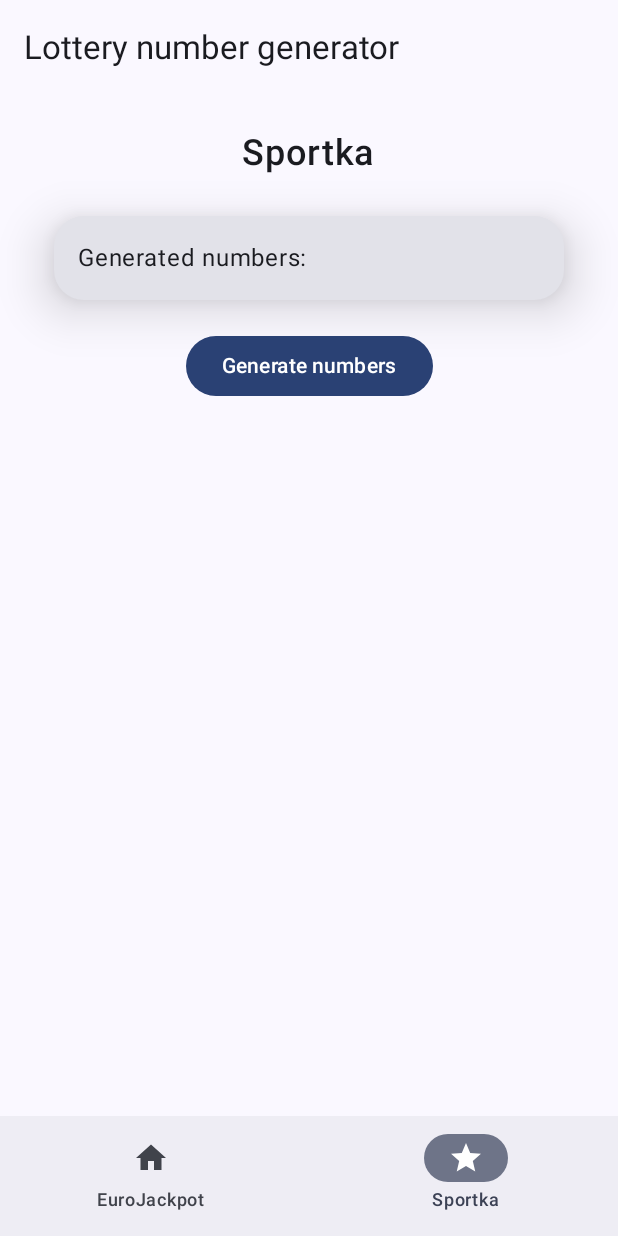
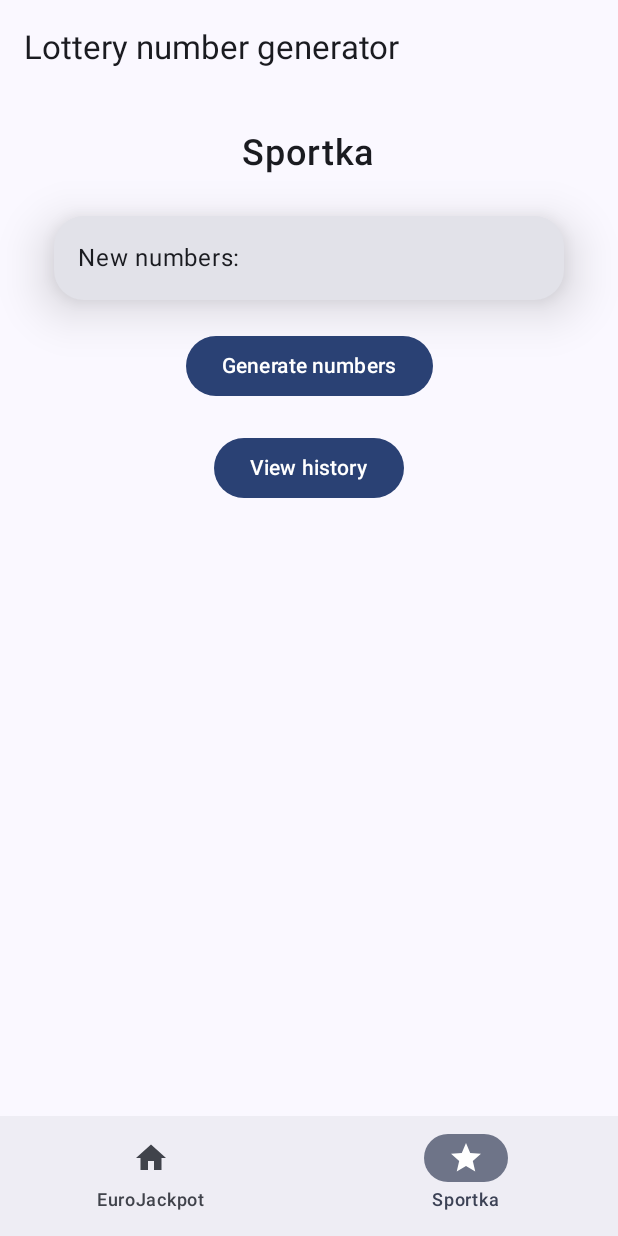
Before and after one commit to albert95gt/EuroJackpotNumbers, an Android app built with Jetpack Compose: the SportkaScreen screen opened through its navigation route, on a phone screen of 412 x 824 dp. Run offline under Robolectric (Android 15) with nearby library versions, the phone set to English and light mode, and no system bars.

Commit message:
Add SportkaNumberList component

```diff
--- a/app/src/main/java/com/example/eurojackpotnumbergenerator/MainActivity.kt
+++ b/app/src/main/java/com/example/eurojackpotnumbergenerator/MainActivity.kt
@@ -11,13 +11,13 @@ import androidx.compose.material3.Scaffold
 import androidx.compose.material3.Text
 import androidx.compose.material3.TopAppBar
 import androidx.compose.ui.Modifier
-import androidx.navigation.Navigation
 import androidx.navigation.compose.NavHost
 import androidx.navigation.compose.composable
 import androidx.navigation.compose.rememberNavController
 import com.example.eurojackpotnumbergenerator.components.BottomNavigationBar
 import com.example.eurojackpotnumbergenerator.components.EuroJackpotNumbersList
 import com.example.eurojackpotnumbergenerator.components.EuroJackpotScreen
+import com.example.eurojackpotnumbergenerator.components.SportkaNumbersList
 import com.example.eurojackpotnumbergenerator.components.SportkaScreen
 import com.example.eurojackpotnumbergenerator.ui.theme.EuroJackpotNumberGeneratorTheme
 
@@ -51,6 +51,8 @@ class MainActivity : ComponentActivity() {
                         composable("home"){ EuroJackpotScreen(navController) }
                         composable("euro_history"){ EuroJackpotNumbersList(navController) }
                         composable("sportka"){ SportkaScreen(navController) }
+                        composable("sportka_history"){ SportkaNumbersList(navController) }
+
                     }
                 }
             }
--- a/app/src/main/java/com/example/eurojackpotnumbergenerator/components/SportkaScreen.kt
+++ b/app/src/main/java/com/example/eurojackpotnumbergenerator/components/SportkaScreen.kt
@@ -1,6 +1,7 @@
 package com.example.eurojackpotnumbergenerator.components
 
 import androidx.compose.foundation.layout.Column
+import androidx.compose.foundation.layout.Spacer
 import androidx.compose.foundation.layout.fillMaxSize
 import androidx.compose.foundation.layout.fillMaxWidth
 import androidx.compose.foundation.layout.height
@@ -56,7 +57,7 @@ fun SportkaScreen(navController: NavController) {
             elevation = CardDefaults.cardElevation(20.dp)
         ){
             Text(
-                text = "Generated numbers: $sportkaNumber",
+                text = "New numbers: $sportkaNumber",
                 modifier = Modifier.padding(16.dp)
                 )
         }
@@ -73,5 +74,15 @@ fun SportkaScreen(navController: NavController) {
         ) {
             Text("Generate numbers")
         }
+
+        Spacer(modifier = Modifier.height(20.dp))
+
+        Button(
+            onClick = {
+                navController.navigate("sportka_history")
+            }
+        ) {
+            Text(text = "View history")
+        }
     }
 }
--- a/gradle/libs.versions.toml
+++ b/gradle/libs.versions.toml
@@ -1,5 +1,5 @@
 [versions]
-agp = "8.12.0"
+agp = "8.12.1"
 kotlin = "2.0.21"
 coreKtx = "1.16.0"
 junit = "4.13.2"
```
Also changed, not shown: app/src/main/java/com/example/eurojackpotnumbergenerator/components/SportkaNumbersList.kt (added, +76 -0 lines).
